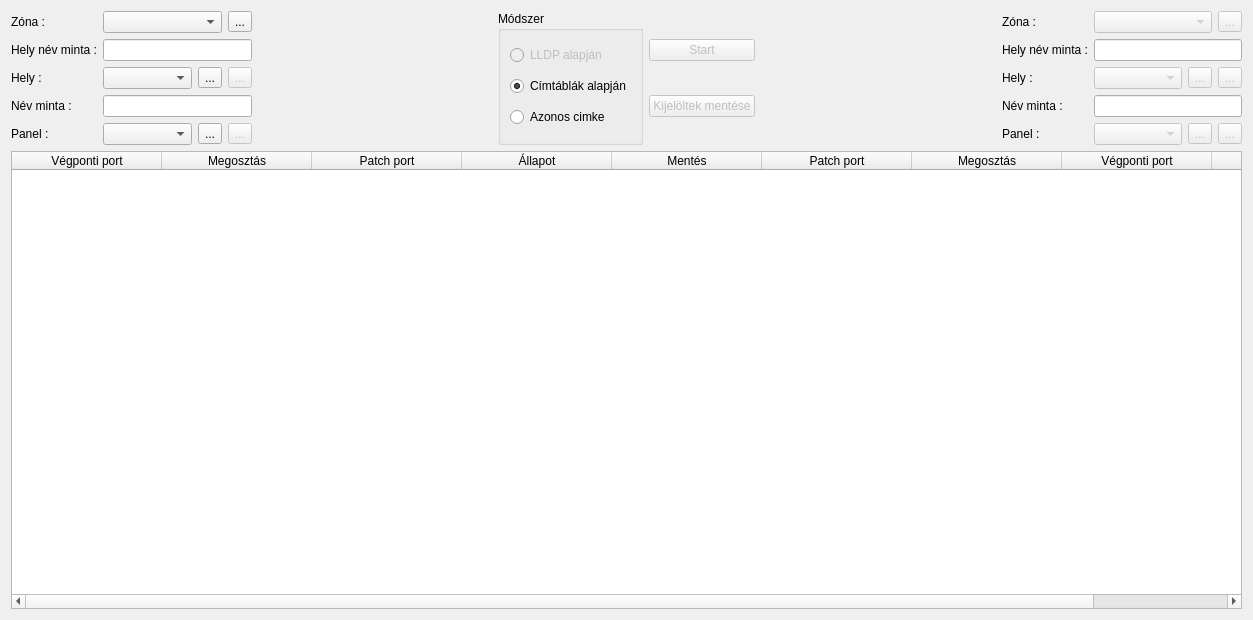
Old version of the form lv2g/deducepatch.ui in the repository csikfer/lanview2.
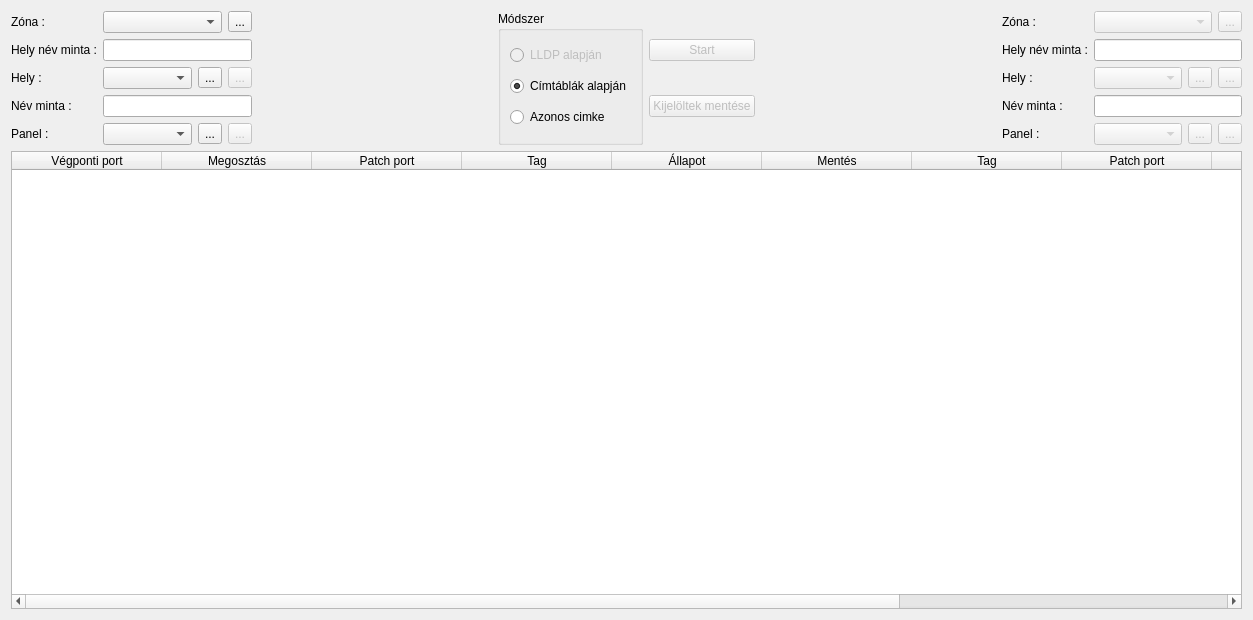
New version of the form. Icons and pictures are not drawn.

```diff
--- a/lv2g/deducepatch.ui
+++ b/lv2g/deducepatch.ui
@@ -439,6 +439,11 @@
        <string>&lt;html&gt;&lt;head/&gt;&lt;body&gt;&lt;p&gt;A bal oldali csatlakozó vagy patch panel portja.&lt;/p&gt;&lt;p&gt;Zárójelben a hátlapi megosztás típusa, és nem A típus esetén az A típusú port neve, amivel osztozik a kábelen.&lt;/p&gt;&lt;/body&gt;&lt;/html&gt;</string>
       </property>
      </column>
+     <column>
+      <property name="text">
+       <string>Tag</string>
+      </property>
+     </column>
      <column>
       <property name="text">
        <string>Állapot</string>
@@ -481,6 +486,11 @@
        <string>Mentés</string>
       </property>
      </column>
+     <column>
+      <property name="text">
+       <string>Tag</string>
+      </property>
+     </column>
      <column>
       <property name="text">
        <string>Patch port</string>
```
